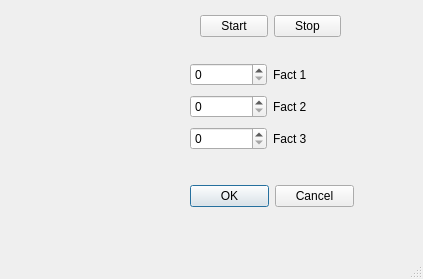
Above: godemos/toy_server/client.ui from usnistgov/dastard before the change. Below: the same form after it.
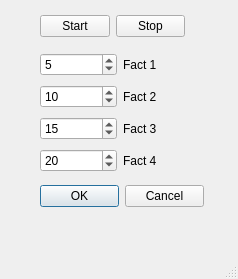
That is the form after the change.

Commit message: Fixed GUI-jsonrpc producers' stop behavior.

```diff
--- a/godemos/toy_server/client.ui
+++ b/godemos/toy_server/client.ui
@@ -6,7 +6,7 @@
    <rect>
     <x>0</x>
     <y>0</y>
-    <width>423</width>
+    <width>238</width>
     <height>279</height>
    </rect>
   </property>
@@ -17,7 +17,7 @@
    <widget class="QDialogButtonBox" name="buttonBox">
     <property name="geometry">
      <rect>
-      <x>190</x>
+      <x>40</x>
       <y>180</y>
       <width>164</width>
       <height>32</height>
@@ -30,17 +30,17 @@
    <widget class="QWidget" name="gridLayoutWidget">
     <property name="geometry">
      <rect>
-      <x>190</x>
-      <y>60</y>
+      <x>40</x>
+      <y>50</y>
       <width>160</width>
-      <height>94</height>
+      <height>128</height>
      </rect>
     </property>
     <layout class="QGridLayout" name="gridLayout">
-     <item row="0" column="1">
-      <widget class="QLabel" name="label">
-       <property name="text">
-        <string>Fact 1</string>
+     <item row="2" column="0">
+      <widget class="QSpinBox" name="spinBox_3">
+       <property name="value">
+        <number>15</number>
        </property>
       </widget>
      </item>
@@ -51,6 +51,20 @@
        </property>
       </widget>
      </item>
+     <item row="1" column="0">
+      <widget class="QSpinBox" name="spinBox_2">
+       <property name="value">
+        <number>10</number>
+       </property>
+      </widget>
+     </item>
+     <item row="0" column="0">
+      <widget class="QSpinBox" name="spinBox">
+       <property name="value">
+        <number>5</number>
+       </property>
+      </widget>
+     </item>
      <item row="2" column="1">
       <widget class="QLabel" name="label_3">
        <property name="text">
@@ -58,23 +72,35 @@
        </property>
       </widget>
      </item>
-     <item row="0" column="0">
-      <widget class="QSpinBox" name="spinBox"/>
+     <item row="0" column="1">
+      <widget class="QLabel" name="label">
+       <property name="text">
+        <string>Fact 1</string>
+       </property>
+      </widget>
      </item>
-     <item row="1" column="0">
-      <widget class="QSpinBox" name="spinBox_2"/>
+     <item row="3" column="1">
+      <widget class="QLabel" name="label_4">
+       <property name="text">
+        <string>Fact 4</string>
+       </property>
+      </widget>
      </item>
-     <item row="2" column="0">
-      <widget class="QSpinBox" name="spinBox_3"/>
+     <item row="3" column="0">
+      <widget class="QSpinBox" name="spinBox_4">
+       <property name="value">
+        <number>20</number>
+       </property>
+      </widget>
      </item>
     </layout>
    </widget>
    <widget class="QWidget" name="horizontalLayoutWidget">
     <property name="geometry">
      <rect>
-      <x>200</x>
+      <x>40</x>
       <y>10</y>
-      <width>141</width>
+      <width>145</width>
       <height>32</height>
      </rect>
     </property>
@@ -101,7 +127,7 @@
     <rect>
      <x>0</x>
      <y>0</y>
-     <width>423</width>
+     <width>238</width>
      <height>22</height>
     </rect>
    </property>
```
The commit also changes 2 other files.
